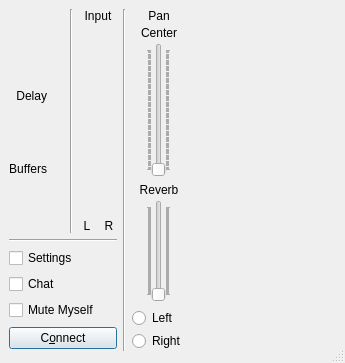
Above: src/clientdlgbase.ui from jamulussoftware/jamulus before the change. Below: the same form after it.
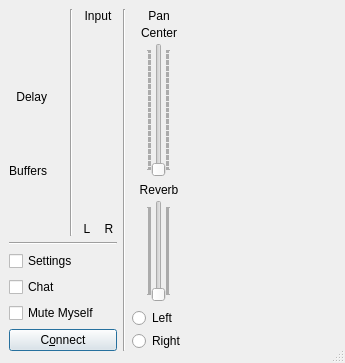
That is the form after the change. Icons and pictures are not drawn. Custom widgets are drawn as their Qt base class.

Patch:
```diff
--- a/src/clientdlgbase.ui
+++ b/src/clientdlgbase.ui
@@ -242,7 +242,7 @@
               <item>
                <widget class="CMultiColorLEDBar" name="lbrInputLevelL" native="true">
                 <property name="sizePolicy">
-                 <sizepolicy hsizetype="Preferred" vsizetype="Expanding">
+                 <sizepolicy hsizetype="Fixed" vsizetype="Expanding">
                   <horstretch>0</horstretch>
                   <verstretch>0</verstretch>
                  </sizepolicy>
@@ -258,7 +258,7 @@
               <item>
                <widget class="CMultiColorLEDBar" name="lbrInputLevelR" native="true">
                 <property name="sizePolicy">
-                 <sizepolicy hsizetype="Preferred" vsizetype="Expanding">
+                 <sizepolicy hsizetype="Fixed" vsizetype="Expanding">
                   <horstretch>0</horstretch>
                   <verstretch>0</verstretch>
                  </sizepolicy>
@@ -346,8 +346,6 @@
          </widget>
         </item>
         <item>
-         <layout class="QHBoxLayout">
-          <item>
            <widget class="QPushButton" name="butConnect">
             <property name="text">
              <string>C&amp;onnect</string>
@@ -356,24 +354,6 @@
              <bool>true</bool>
             </property>
            </widget>
-          </item>
-          <item>
-           <spacer>
-            <property name="orientation">
-             <enum>Qt::Horizontal</enum>
-            </property>
-            <property name="sizeType">
-             <enum>QSizePolicy::Minimum</enum>
-            </property>
-            <property name="sizeHint" stdset="0">
-             <size>
-              <width>0</width>
-              <height>25</height>
-             </size>
-            </property>
-           </spacer>
-          </item>
-         </layout>
         </item>
        </layout>
       </item>
```
Lines whose indentation alone changed are shown as unchanged.
